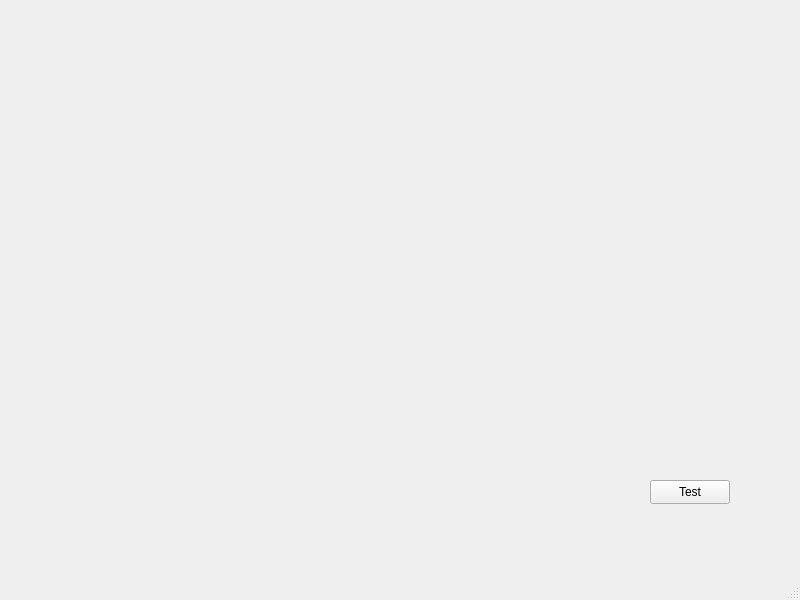
Above: mainwindow.ui from Nahlebnick/ChessProject before the change. Below: the same form after it.
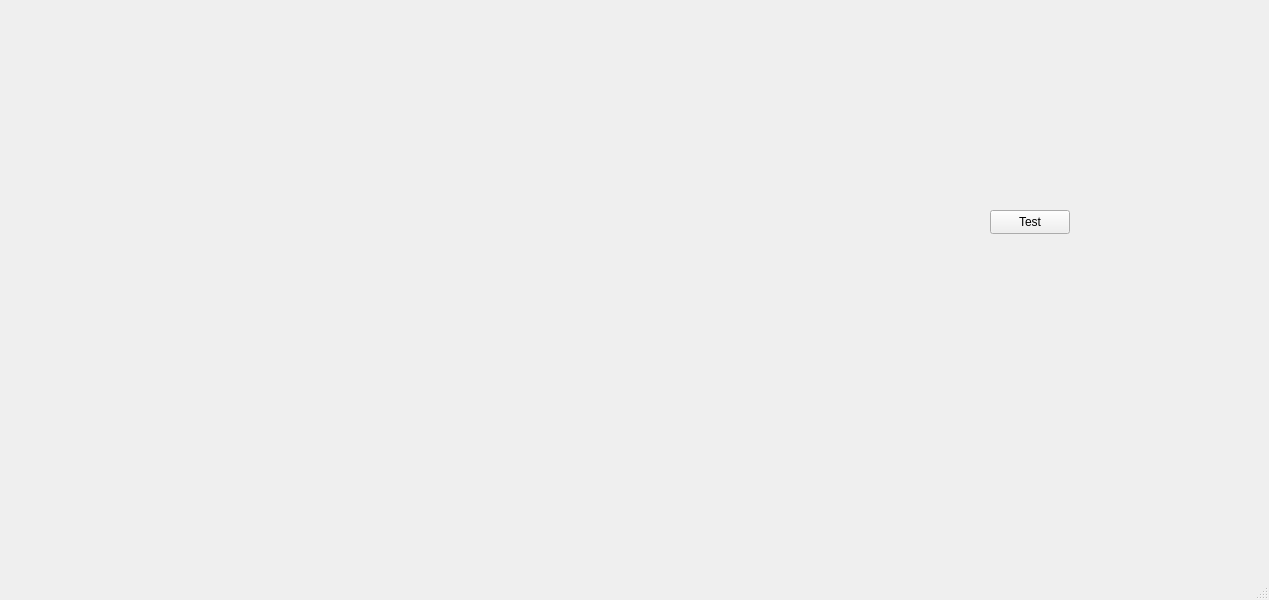
That is the form after the change.

Diff of the .ui file:
```diff
--- a/mainwindow.ui
+++ b/mainwindow.ui
@@ -6,7 +6,7 @@
    <rect>
     <x>0</x>
     <y>0</y>
-    <width>800</width>
+    <width>1269</width>
     <height>600</height>
    </rect>
   </property>
@@ -17,8 +17,8 @@
    <widget class="QPushButton" name="pushButton">
     <property name="geometry">
      <rect>
-      <x>650</x>
-      <y>480</y>
+      <x>990</x>
+      <y>210</y>
       <width>80</width>
       <height>24</height>
      </rect>
```
Left out of the diff: 4 changed lines with no effect on the pictures.
